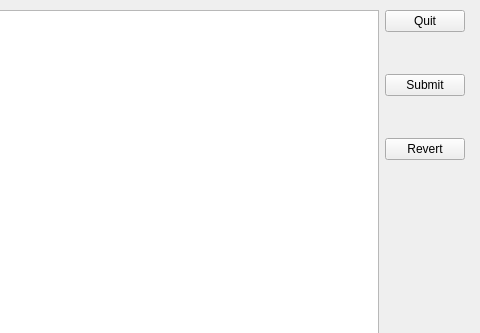
Qt form ui/EmployeesManage.ui (MoiKizuna/pyqt5-data-manager) before a commit; both pictures show x 486 to 966 and y 0 to 333 of the 966 by 668 pixel window.
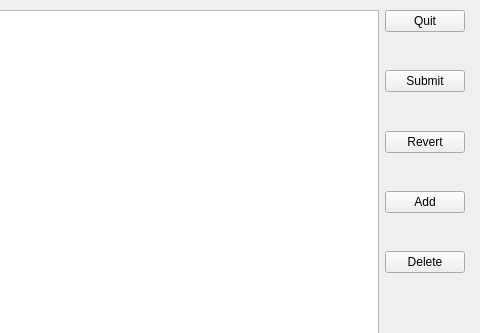
The same form after that commit. Custom widgets are drawn as their Qt base class.

The edit to the form file:
```diff
--- a/ui/EmployeesManage.ui
+++ b/ui/EmployeesManage.ui
@@ -13,7 +13,7 @@
         <property name="windowTitle">
             <string>EmployeesManage</string>
         </property>
-        <widget class="QWidget" name="">
+  <widget class="QWidget" name="layoutWidget">
             <property name="geometry">
                 <rect>
                     <x>20</x>
@@ -88,6 +88,13 @@
                                 </property>
                             </spacer>
                         </item>
+      <item>
+       <widget class="PushButton" name="PushButton_4">
+        <property name="text">
+         <string>Add</string>
+        </property>
+       </widget>
+      </item>
                         <item>
                             <spacer name="verticalSpacer_4">
                                 <property name="orientation">
@@ -101,6 +108,13 @@
                                 </property>
                             </spacer>
                         </item>
+      <item>
+       <widget class="PushButton" name="PushButton_5">
+        <property name="text">
+         <string>Delete</string>
+        </property>
+       </widget>
+      </item>
                         <item>
                             <spacer name="verticalSpacer_15">
                                 <property name="orientation">
```
Lines whose indentation alone changed are shown as unchanged.
